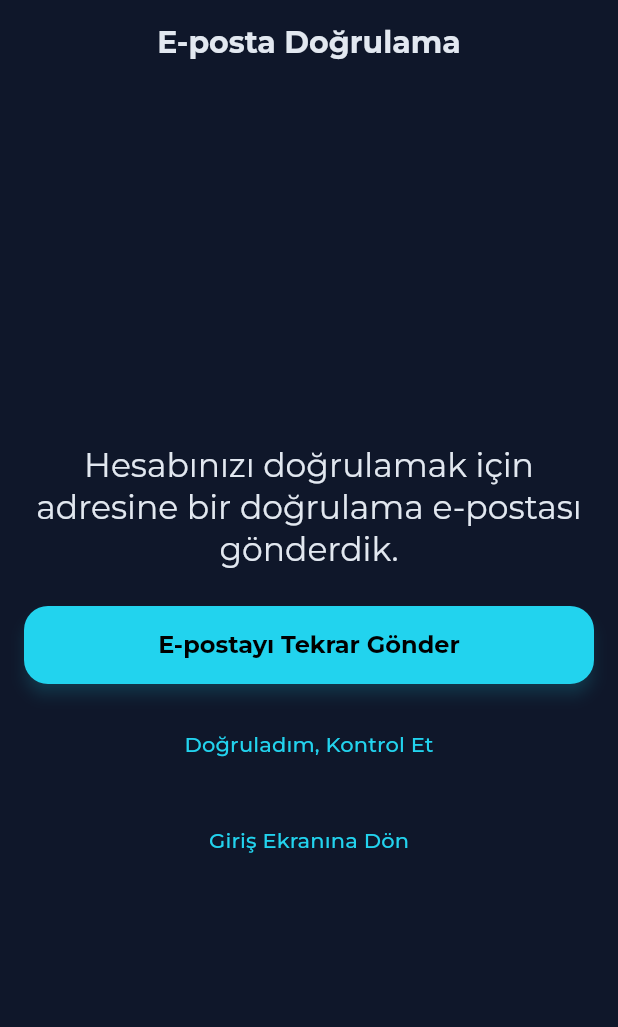
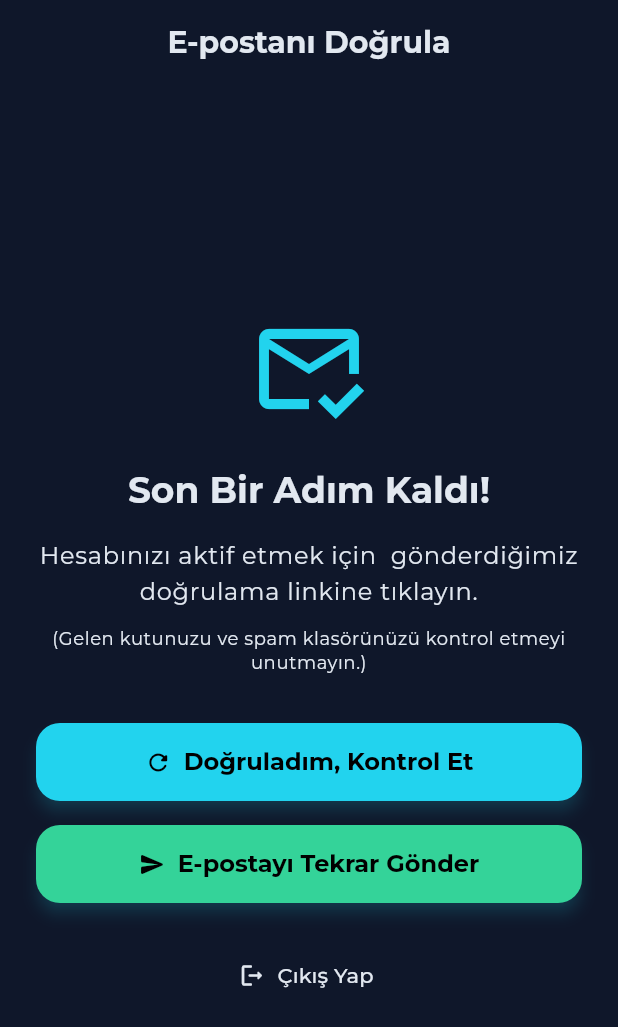
Before and after one commit to bakituncher/bilgee, a Flutter app: the VerifyEmailScreen screen opened by its route, after a tap on "Doğruladım, Kontrol Et", on a phone screen of 412 x 824 dp. Shown: the top 1027 px of the screen. Run offline on Flutter 3.47's test engine with Material 3 defaults, Android fonts, the phone set to English and light mode, and no system bars; our stand-ins replace cached_network_image, cloud_firestore, cloud_functions, confetti, cross_file, equatable and 18 more; missing offline and left inert: firebase_app_check, flutter_math_fork, markdown; accounts and stored records are empty; generated files the repository leaves out were written again; network calls fail.

Commit message:
refactor: Enhance email verification screen UX/UI
This commit significantly improves the user experience of the email verification screen.

- Adds loading indicators to the manual check and resend buttons for better user feedback.
- Implements a 30-second cooldown on the "Resend Email" button to prevent spam.
- Improves the layout with a prominent icon and clearer, more helpful instructional text.
- The automatic check interval is adjusted for a better balance between responsiveness and resource usage.

```diff
--- a/lib/features/auth/presentation/verify_email_screen.dart
+++ b/lib/features/auth/presentation/verify_email_screen.dart
@@ -14,17 +14,23 @@ class VerifyEmailScreen extends ConsumerStatefulWidget {
 }
 
 class _VerifyEmailScreenState extends ConsumerState<VerifyEmailScreen> {
-  Timer? _timer;
+  Timer? _verificationTimer;
+  Timer? _cooldownTimer;
+
+  bool _isChecking = false;
+  bool _isResending = false;
+  bool _cooldownActive = false;
+  int _cooldownSeconds = 30;
 
   @override
   void initState() {
     super.initState();
-    _timer = Timer.periodic(const Duration(seconds: 3), (timer) async {
+    // This timer automatically checks for verification status
+    _verificationTimer = Timer.periodic(const Duration(seconds: 5), (timer) async {
       await FirebaseAuth.instance.currentUser?.reload();
       final user = FirebaseAuth.instance.currentUser;
       if (user?.emailVerified ?? false) {
         timer.cancel();
-        // Invalidate the auth provider to trigger the router's redirect logic
         if (mounted) {
           ref.invalidate(authControllerProvider);
         }
@@ -34,77 +40,153 @@ class _VerifyEmailScreenState extends ConsumerState<VerifyEmailScreen> {
 
   @override
   void dispose() {
-    _timer?.cancel();
+    _verificationTimer?.cancel();
+    _cooldownTimer?.cancel();
     super.dispose();
+  }
+
+  void _startResendCooldown() {
+    setState(() {
+      _cooldownActive = true;
+      _cooldownSeconds = 30;
+    });
+    _cooldownTimer = Timer.periodic(const Duration(seconds: 1), (timer) {
+      if (_cooldownSeconds > 0) {
+        setState(() {
+          _cooldownSeconds--;
+        });
+      } else {
+        timer.cancel();
+        setState(() {
+          _cooldownActive = false;
+        });
+      }
+    });
+  }
+
+  Future<void> _handleManualCheck() async {
+    setState(() => _isChecking = true);
+    await FirebaseAuth.instance.currentUser?.reload();
+    final user = FirebaseAuth.instance.currentUser;
+    if (!mounted) return;
+
+    setState(() => _isChecking = false);
+    if (user?.emailVerified ?? false) {
+      _verificationTimer?.cancel();
+      ref.invalidate(authControllerProvider);
+    } else {
+      ScaffoldMessenger.of(context).showSnackBar(
+        const SnackBar(
+          content: Text('E-posta adresiniz henüz doğrulanmamış. Lütfen gelen kutunuzu kontrol edin.'),
+          behavior: SnackBarBehavior.floating,
+        ),
+      );
+    }
+  }
+
+  Future<void> _handleResendEmail() async {
+    setState(() => _isResending = true);
+    try {
+      await FirebaseAuth.instance.currentUser?.sendEmailVerification();
+      if (!mounted) return;
+      ScaffoldMessenger.of(context).showSnackBar(
+        const SnackBar(
+          content: Text('Doğrulama e-postası tekrar gönderildi.'),
+          behavior: SnackBarBehavior.floating,
+          backgroundColor: Colors.green,
+        ),
+      );
+      _startResendCooldown();
+    } catch (e) {
+      if (!mounted) return;
+      ScaffoldMessenger.of(context).showSnackBar(
+        SnackBar(
+          content: Text('Bir hata oluştu: ${e.toString()}'),
+          behavior: SnackBarBehavior.floating,
+          backgroundColor: Theme.of(context).colorScheme.error,
+        ),
+      );
+    } finally {
+      if (mounted) {
+        setState(() => _isResending = false);
+      }
+    }
   }
 
   @override
   Widget build(BuildContext context) {
     final authController = ref.watch(authControllerProvider.notifier);
     final user = ref.watch(authControllerProvider).value;
+    final theme = Theme.of(context);
 
     return Scaffold(
       appBar: AppBar(
-        title: const Text('E-posta Doğrulama'),
+        title: const Text('E-postanı Doğrula'),
+        automaticallyImplyLeading: false,
       ),
       body: Center(
-        child: Padding(
-          padding: const EdgeInsets.all(16.0),
+        child: SingleChildScrollView(
+          padding: const EdgeInsets.all(24.0),
           child: Column(
             mainAxisAlignment: MainAxisAlignment.center,
+            crossAxisAlignment: CrossAxisAlignment.stretch,
             children: [
+              Icon(Icons.mark_email_read_outlined, size: 80, color: theme.colorScheme.primary),
+              const SizedBox(height: 24),
               Text(
-                'Hesabınızı doğrulamak için ${user?.email} adresine bir doğrulama e-postası gönderdik.',
+                'Son Bir Adım Kaldı!',
+                style: theme.textTheme.headlineSmall?.copyWith(fontWeight: FontWeight.bold),
                 textAlign: TextAlign.center,
-                style: Theme.of(context).textTheme.titleLarge,
+              ),
+              const SizedBox(height: 16),
+              Text(
+                'Hesabınızı aktif etmek için ${user?.email ?? 'e-posta adresinize'} gönderdiğimiz doğrulama linkine tıklayın.',
+                style: theme.textTheme.bodyLarge,
+                textAlign: TextAlign.center,
+              ),
+              const SizedBox(height: 12),
+              Text(
+                '(Gelen kutunuzu ve spam klasörünüzü kontrol etmeyi unutmayın.)',
+                style: theme.textTheme.bodySmall,
+                textAlign: TextAlign.center,
+              ),
+              const SizedBox(height: 32),
+              ElevatedButton.icon(
+                icon: _isChecking
+                    ? const SizedBox(width: 20, height: 20, child: CircularProgressIndicator(strokeWidth: 2, color: Colors.white))
+                    : const Icon(Icons.refresh_rounded),
+                label: Text(_isChecking ? 'Kontrol Ediliyor...' : 'Doğruladım, Kontrol Et'),
+                onPressed: _isChecking ? null : _handleManualCheck,
+                style: ElevatedButton.styleFrom(
+                  padding: const EdgeInsets.symmetric(vertical: 12),
+                ),
+              ),
+              const SizedBox(height: 16),
+              ElevatedButton.icon(
+                icon: _isResending
+                    ? const SizedBox(width: 20, height: 20, child: CircularProgressIndicator(strokeWidth: 2, color: Colors.white))
+                    : const Icon(Icons.send_rounded),
+                label: Text(_cooldownActive ? 'Tekrar Gönder (${_cooldownSeconds}s)' : 'E-postayı Tekrar Gönder'),
+                onPressed: _isResending || _cooldownActive ? null : _handleResendEmail,
+                style: ElevatedButton.styleFrom(
+                  padding: const EdgeInsets.symmetric(vertical: 12),
+                  backgroundColor: theme.colorScheme.secondary,
+                  foregroundColor: theme.colorScheme.onSecondary,
+                ),
               ),
               const SizedBox(height: 24),
-              ElevatedButton(
-                onPressed: () async {
-                  try {
-                    await user?.sendEmailVerification();
-                    ScaffoldMessenger.of(context).showSnackBar(
-                      const SnackBar(
-                        content: Text('Doğrulama e-postası tekrar gönderildi.'),
-                      ),
-                    );
-                  } catch (e) {
-                    ScaffoldMessenger.of(context).showSnackBar(
-                      SnackBar(
-                        content: Text('Hata: ${e.toString()}'),
-                      ),
-                    );
-                  }
-                },
-                child: const Text('E-postayı Tekrar Gönder'),
-              ),
-              const SizedBox(height: 16),
-              TextButton(
-                onPressed: () async {
-                  await FirebaseAuth.instance.currentUser?.reload();
-                  final user = FirebaseAuth.instance.currentUser;
-                  if (!mounted) return;
-                  if (user?.emailVerified ?? false) {
-                    _timer?.cancel();
-                    ref.invalidate(authControllerProvider);
-                  } else {
-                    ScaffoldMessenger.of(context).showSnackBar(
-                      const SnackBar(
-                        content: Text('E-posta hala doğrulanmamış.'),
-                      ),
-                    );
-                  }
-                },
-                child: const Text('Doğruladım, Kontrol Et'),
-              ),
-              const SizedBox(height: 16),
-              TextButton(
+              TextButton.icon(
+                icon: const Icon(Icons.logout_rounded),
+                label: const Text('Çıkış Yap'),
                 onPressed: () {
-                  _timer?.cancel();
+                  _verificationTimer?.cancel();
+                  _cooldownTimer?.cancel();
                   authController.signOut();
                   context.go(AppRoutes.login);
                 },
-                child: const Text('Giriş Ekranına Dön'),
+                style: TextButton.styleFrom(
+                  foregroundColor: theme.textTheme.bodySmall?.color,
+                ),
               ),
             ],
           ),
```
